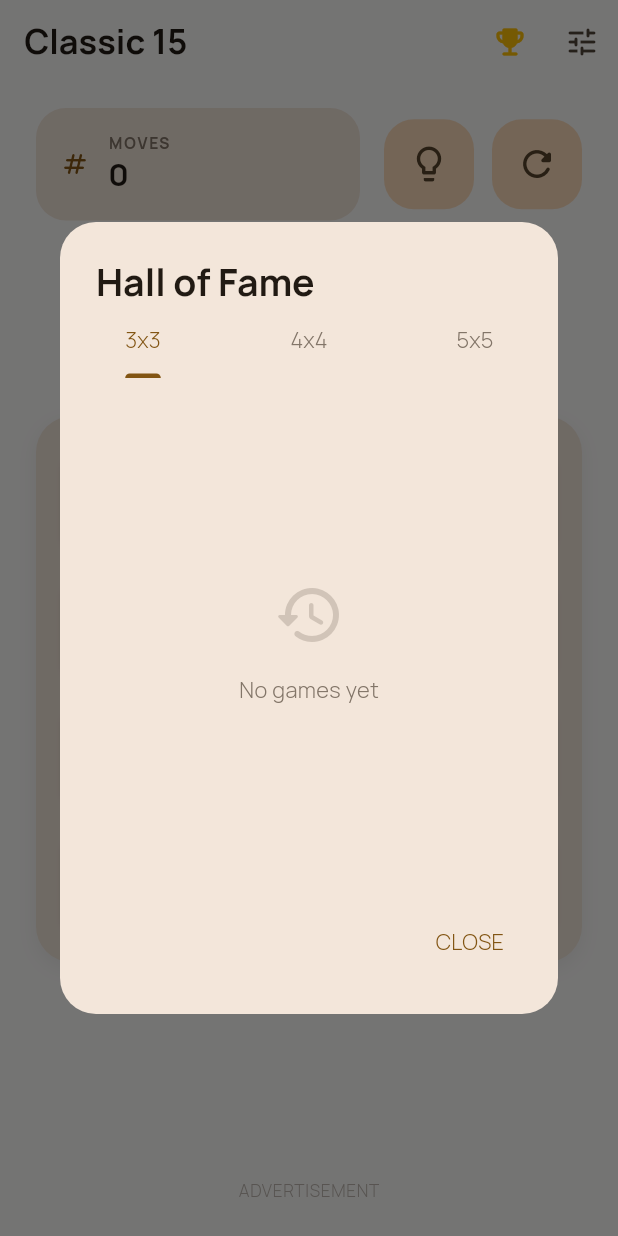
After one commit to Apps-Bay-Limited/classic-15-puzzle, a Flutter app: the screen it shows after launch, after a tap on the "emoji events" icon, on a phone screen of 412 x 824 dp. The commit adds this screen. Run offline on Flutter 3.47's test engine with Material 3 defaults, Android fonts, the phone set to English and light mode, and no system bars; our stand-ins replace google_mobile_ads, in_app_review, package_info_plus, share_plus, shared_preferences; missing offline and left inert: app_tracking_transparency, encrypt; network calls fail; statements that could not run were skipped.

Commit message:
Implement Hall of Fame, A* Hint System, and fix iOS stability issues

```diff
--- a/lib/config/ad_config.dart
+++ b/lib/config/ad_config.dart
@@ -7,7 +7,7 @@ class AdConfig {
     try {
       final String? id = await _channel.invokeMethod('getAdBannerUnitId');
       return id;
-    } on PlatformException {
+    } catch (e) {
       return null;
     }
   }
@@ -16,7 +16,7 @@ class AdConfig {
     try {
       final String? id = await _channel.invokeMethod('getAdOpenUnitId');
       return id;
-    } on PlatformException {
+    } catch (e) {
       return null;
     }
   }
--- /dev/null
+++ b/lib/data/history.dart
@@ -0,0 +1,87 @@
+import 'package:classic_15_puzzle/utils/serializable.dart';
+import 'result.dart';
+
+class GameHistory implements Serializable {
+  final List<Result> log;
+  final Map<int, Result> bestTime;
+  final Map<int, Result> bestMoves;
+
+  GameHistory({
+    required this.log,
+    required this.bestTime,
+    required this.bestMoves,
+  });
+
+  factory GameHistory.empty() => GameHistory(
+        log: [],
+        bestTime: {},
+        bestMoves: {},
+      );
+
+  void addResult(Result result) {
+    // Add to log, keeping only last 100
+    log.insert(0, result);
+    if (log.length > 100) {
+      log.removeLast();
+    }
+
+    // Update best time
+    final currentBestTime = bestTime[result.size];
+    if (currentBestTime == null || result.time < currentBestTime.time) {
+      bestTime[result.size] = result;
+    }
+
+    // Update best moves
+    final currentBestMoves = bestMoves[result.size];
+    if (currentBestMoves == null || result.steps < currentBestMoves.steps) {
+      bestMoves[result.size] = result;
+    }
+  }
+
+  @override
+  void serialize(SerializeOutput output) {
+    output.writeInt(log.length);
+    for (final result in log) {
+      output.writeSerializable(result);
+    }
+
+    output.writeInt(bestTime.length);
+    bestTime.forEach((size, result) {
+      output.writeInt(size);
+      output.writeSerializable(result);
+    });
+
+    output.writeInt(bestMoves.length);
+    bestMoves.forEach((size, result) {
+      output.writeInt(size);
+      output.writeSerializable(result);
+    });
+  }
+}
+
+class GameHistoryDeserializableFactory extends DeserializableHelper<GameHistory> {
+  const GameHistoryDeserializableFactory() : super();
+
+  @override
+  GameHistory deserialize(SerializeInput input) {
+    final logCount = input.readInt();
+    const resultFactory = ResultDeserializableFactory();
+    final log = List<Result>.generate(logCount, (_) => input.readDeserializable(resultFactory));
+
+    final bestTimeCount = input.readInt();
+    final bestTime = <int, Result>{};
+    for (var i = 0; i < bestTimeCount; i++) {
+      final size = input.readInt();
+      bestTime[size] = input.readDeserializable(resultFactory);
+    }
+
+    final bestMovesCount = input.readInt();
+    final bestMoves = <int, Result>{};
+    for (var i = 0; i < bestMovesCount; i++) {
+      final size = input.readInt();
+      bestMoves[size] = input.readDeserializable(resultFactory);
+    }
+
+    return GameHistory(log: log, bestTime: bestTime, bestMoves: bestMoves);
+  }
+}
--- a/lib/data/result.dart
+++ b/lib/data/result.dart
@@ -1,10 +1,39 @@
 import 'package:flutter/foundation.dart';
+import 'package:classic_15_puzzle/utils/serializable.dart';
 
 @immutable
-class Result {
+class Result implements Serializable {
   final int steps;
   final int time;
   final int size;
+  final int timestamp;
 
-  const Result({required this.steps, required this.time, required this.size});
+  const Result({
+    required this.steps,
+    required this.time,
+    required this.size,
+    required this.timestamp,
+  });
+
+  @override
+  void serialize(SerializeOutput output) {
+    output.writeInt(steps);
+    output.writeInt(time);
+    output.writeInt(size);
+    output.writeInt(timestamp);
+  }
 }
+
+class ResultDeserializableFactory extends DeserializableHelper<Result> {
+  const ResultDeserializableFactory() : super();
+
+  @override
+  Result deserialize(SerializeInput input) {
+    return Result(
+      steps: input.readInt(),
+      time: input.readInt(),
+      size: input.readInt(),
+      timestamp: input.readInt(),
+    );
+  }
+}
--- a/lib/domain/game.dart
+++ b/lib/domain/game.dart
@@ -158,6 +158,10 @@ class _GameImpl implements Game {
 
   @override
   Point<int> findChipPositionAfterTap(Board board, {required Point<int> point}) {
+    if (point == board.blank) {
+      return point;
+    }
+
     int dx;
     int dy;
     if (point.x == board.blank.x) {
--- /dev/null
+++ b/lib/domain/solver.dart
@@ -0,0 +1,162 @@
+import 'dart:math';
+import 'package:classic_15_puzzle/data/board.dart';
+
+class PuzzleSolver {
+  static Point<int>? findNextMove(Board board) {
+    if (board.isSolved()) return null;
+
+    final solution = _solve(board);
+    if (solution != null && solution.isNotEmpty) {
+      return solution.first;
+    }
+    return null;
+  }
+
+  static List<Point<int>>? _solve(Board board) {
+    final int size = board.size;
+    final targetState = List<int>.generate(size * size - 1, (i) => i + 1)..add(0);
+
+    final initialState = List<int>.filled(size * size, 0);
+    for (final chip in board.chips) {
+      initialState[chip.currentPoint.y * size + chip.currentPoint.x] = chip.number + 1;
+    }
+    initialState[board.blank.y * size + board.blank.x] = 0;
+
+    final openSet = _PriorityQueue<_Node>();
+    final closedSet = <String>{};
+
+    final startNode = _Node(
+      state: initialState,
+      blankIndex: board.blank.y * size + board.blank.x,
+      g: 0,
+      h: _calculateHeuristic(initialState, size),
+    );
+
+    openSet.add(startNode);
+
+    // Limit search to prevent hangs, especially for 4x4 and 5x5
+    int iterations = 0;
+    const maxIterations = 5000;
+
+    while (openSet.isNotEmpty && iterations < maxIterations) {
+      iterations++;
+      final current = openSet.removeFirst();
+
+      if (_isGoal(current.state, targetState)) {
+        return _reconstructPath(current);
+      }
+
+      closedSet.add(current.state.join(','));
+
+      for (final neighbor in _getNeighbors(current, size)) {
+        if (closedSet.contains(neighbor.state.join(','))) continue;
+        openSet.add(neighbor);
+      }
+    }
+
+    return null;
+  }
+
+  static bool _isGoal(List<int> state, List<int> target) {
+    for (int i = 0; i < state.length; i++) {
+      if (state[i] != target[i]) return false;
+    }
+    return true;
+  }
+
+  static int _calculateHeuristic(List<int> state, int size) {
+    int distance = 0;
+    for (int i = 0; i < state.length; i++) {
+      final value = state[i];
+      if (value == 0) continue;
+
+      final targetX = (value - 1) % size;
+      final targetY = (value - 1) ~/ size;
+      final currentX = i % size;
+      final currentY = i ~/ size;
+
+      distance += (targetX - currentX).abs() + (targetY - currentY).abs();
+    }
+    return distance;
+  }
+
+  static List<_Node> _getNeighbors(_Node node, int size) {
+    final neighbors = <_Node>[];
+    final x = node.blankIndex % size;
+    final y = node.blankIndex ~/ size;
+
+    final moves = [
+      Point(0, 1),  // Down
+      Point(0, -1), // Up
+      Point(1, 0),  // Right
+      Point(-1, 0), // Left
+    ];
+
+    for (final move in moves) {
+      final nx = x + move.x;
+      final ny = y + move.y;
+
+      if (nx >= 0 && nx < size && ny >= 0 && ny < size) {
+        final newBlankIndex = ny * size + nx;
+        final newState = List<int>.from(node.state);
+        newState[node.blankIndex] = newState[newBlankIndex];
+        newState[newBlankIndex] = 0;
+
+        neighbors.add(_Node(
+          state: newState,
+          blankIndex: newBlankIndex,
+          move: Point(nx, ny),
+          parent: node,
+          g: node.g + 1,
+          h: _calculateHeuristic(newState, size),
+        ));
+      }
+    }
+    return neighbors;
+  }
+
+  static List<Point<int>> _reconstructPath(_Node? node) {
+    final path = <Point<int>>[];
+    while (node != null && node.move != null) {
+      path.add(node.move!);
+      node = node.parent;
+    }
+    return path.reversed.toList();
+  }
+}
+
+class _Node implements Comparable<_Node> {
+  final List<int> state;
+  final int blankIndex;
+  final int g;
+  final int h;
+  final Point<int>? move;
+  final _Node? parent;
+
+  _Node({
+    required this.state,
+    required this.blankIndex,
+    required this.g,
+    required this.h,
+    this.move,
+    this.parent,
+  });
+
+  int get f => g + h;
+
+  @override
+  int compareTo(_Node other) => f.compareTo(other.f);
+}
+
+class _PriorityQueue<T extends Comparable<T>> {
+  final List<T> _list = [];
+
+  bool get isNotEmpty => _list.isNotEmpty;
+
+  void add(T element) {
+    _list.add(element);
+    _list.sort();
+  }
+
+  T removeFirst() => _list.removeAt(0);
+}
--- /dev/null
+++ b/lib/widgets/game/hall_of_fame.dart
@@ -0,0 +1,207 @@
+import 'package:classic_15_puzzle/data/history.dart';
+import 'package:classic_15_puzzle/data/result.dart';
+import 'package:classic_15_puzzle/widgets/game/format.dart';
+import 'package:flutter/material.dart';
+
+class HallOfFameDialog extends StatelessWidget {
+  final GameHistory history;
+
+  const HallOfFameDialog({super.key, required this.history});
+
+  @override
+  Widget build(BuildContext context) {
+    final colorScheme = Theme.of(context).colorScheme;
+
+    return DefaultTabController(
+      length: 3,
+      child: AlertDialog(
+        title: const Text("Hall of Fame", style: TextStyle(fontWeight: FontWeight.w800)),
+        contentPadding: EdgeInsets.zero,
+        content: SizedBox(
+          width: double.maxFinite,
+          height: 400,
+          child: Column(
+            children: [
+              TabBar(
+                tabs: const [
+                  Tab(text: "3x3"),
+                  Tab(text: "4x4"),
+                  Tab(text: "5x5"),
+                ],
+                labelColor: colorScheme.primary,
+                unselectedLabelColor: colorScheme.outline,
+                indicatorColor: colorScheme.primary,
+                dividerColor: Colors.transparent,
+              ),
+              Expanded(
+                child: TabBarView(
+                  children: [
+                    _SizeStats(size: 3, history: history),
+                    _SizeStats(size: 4, history: history),
+                    _SizeStats(size: 5, history: history),
+                  ],
+                ),
+              ),
+            ],
+          ),
+        ),
+        actions: [
+          TextButton(
+            onPressed: () => Navigator.of(context).pop(),
+            child: const Text("CLOSE"),
+          ),
+        ],
+      ),
+    );
+  }
+}
+
+class _SizeStats extends StatelessWidget {
+  final int size;
+  final GameHistory history;
+
+  const _SizeStats({required this.size, required this.history});
+
+  @override
+  Widget build(BuildContext context) {
+    final bestTime = history.bestTime[size];
+    final bestMoves = history.bestMoves[size];
+    final recent = history.log.where((r) => r.size == size).toList();
+    final colorScheme = Theme.of(context).colorScheme;
+
+    if (recent.isEmpty) {
+      return Center(
+        child: Column(
+          mainAxisAlignment: MainAxisAlignment.center,
+          children: [
+            Icon(Icons.history_rounded, size: 48, color: colorScheme.outline.withValues(alpha: 0.3)),
+            const SizedBox(height: 16),
+            Text("No games yet", style: TextStyle(color: colorScheme.outline)),
+          ],
+        ),
+      );
+    }
+
+    return ListView(
+      padding: const EdgeInsets.all(16),
+      children: [
+        Row(
+          children: [
+            Expanded(
+              child: _BestCard(
+                label: "BEST TIME",
+                value: bestTime != null ? formatElapsedTime(bestTime.time) : "--",
+                icon: Icons.timer_rounded,
+                color: Colors.amber,
+              ),
+            ),
+            const SizedBox(width: 12),
+            Expanded(
+              child: _BestCard(
+                label: "MIN MOVES",
+                value: bestMoves != null ? "${bestMoves.steps}" : "--",
+                icon: Icons.bolt_rounded,
+                color: Colors.blueGrey,
+              ),
+            ),
+          ],
+        ),
+        const SizedBox(height: 24),
+        Text(
+          "RECENT LOG",
+          style: Theme.of(context).textTheme.labelSmall?.copyWith(
+                letterSpacing: 1.5,
+                fontWeight: FontWeight.w800,
+                color: colorScheme.outline,
+              ),
+        ),
+        const SizedBox(height: 8),
+        ...recent.map((result) => _LogItem(result: result)),
+      ],
+    );
+  }
+}
+
+class _BestCard extends StatelessWidget {
+  final String label;
+  final String value;
+  final IconData icon;
+  final Color color;
+
+  const _BestCard({
+    required this.label,
+    required this.value,
+    required this.icon,
+    required this.color,
+  });
+
+  @override
+  Widget build(BuildContext context) {
+    final colorScheme = Theme.of(context).colorScheme;
+    return Container(
+      padding: const EdgeInsets.all(12),
+      decoration: BoxDecoration(
+        color: color.withValues(alpha: 0.1),
+        borderRadius: BorderRadius.circular(16),
+        border: Border.all(color: color.withValues(alpha: 0.2)),
+      ),
+      child: Column(
+        crossAxisAlignment: CrossAxisAlignment.start,
+        children: [
+          Icon(icon, color: color, size: 20),
+          const SizedBox(height: 8),
+          Text(
+            label,
+            style: TextStyle(fontSize: 9, fontWeight: FontWeight.w800, color: color),
+          ),
+          Text(
+            value,
+            style: TextStyle(fontSize: 16, fontWeight: FontWeight.w700, color: colorScheme.onSurface),
+          ),
+        ],
+      ),
+    );
+  }
+}
+
+class _LogItem extends StatelessWidget {
+  final Result result;
+
+  const _LogItem({required this.result});
+
+  @override
+  Widget build(BuildContext context) {
+    final colorScheme = Theme.of(context).colorScheme;
+    final date = DateTime.fromMillisecondsSinceEpoch(result.timestamp);
+
+    return Container(
+      margin: const EdgeInsets.only(bottom: 8),
+      padding: const EdgeInsets.symmetric(vertical: 8),
+      decoration: BoxDecoration(
+        border: Border(bottom: BorderSide(color: colorScheme.outlineVariant.withValues(alpha: 0.5))),
+      ),
+      child: Row(
+        children: [
+          Column(
+            crossAxisAlignment: CrossAxisAlignment.start,
+            children: [
+              Text(
+                "${date.day}/${date.month} ${date.hour}:${date.minute.toString().padLeft(2, '0')}",
+                style: TextStyle(fontSize: 12, color: colorScheme.outline, fontWeight: FontWeight.w600),
+              ),
+              Text(
+                "${result.steps} moves",
+                style: const TextStyle(fontWeight: FontWeight.w700),
+              ),
+            ],
+          ),
+          const Spacer(),
+          Text(
+            formatElapsedTime(result.time),
+            style: TextStyle(fontWeight: FontWeight.w800, color: colorScheme.primary),
+          ),
+        ],
+      ),
+    );
+  }
+}
--- a/lib/widgets/game/material/page.dart
+++ b/lib/widgets/game/material/page.dart
@@ -3,6 +3,7 @@ import 'dart:ui';
 
 import 'package:classic_15_puzzle/config/ui.dart';
 import 'package:classic_15_puzzle/widgets/game/board.dart';
+import 'package:classic_15_puzzle/widgets/game/hall_of_fame.dart';
 import 'package:classic_15_puzzle/widgets/game/material/sheets.dart';
 import 'package:classic_15_puzzle/widgets/game/presenter/main.dart';
 import 'package:classic_15_puzzle/widgets/util/ads_manager.dart';
@@ -93,6 +94,16 @@ class GameMaterialPageState extends State<GameMaterialPage> {
       actions: [
         IconButton(
           onPressed: () {
+            showDialog(
+              context: context,
+              builder: (context) => HallOfFameDialog(history: presenter.history),
+            );
+          },
+          icon: const Icon(Icons.emoji_events_rounded),
+          color: Colors.amber,
+        ),
+        IconButton(
+          onPressed: () {
             HapticFeedback.selectionClick();
             showModalBottomSheet<void>(
               context: context,
@@ -128,6 +139,14 @@ class GameMaterialPageState extends State<GameMaterialPage> {
                     ),
                   ),
                   const SizedBox(width: 16),
+                  _ActionButton(
+                    icon: Icons.lightbulb_outline_rounded,
+                    onPressed: () {
+                      HapticFeedback.lightImpact();
+                      presenter.hint();
+                    },
+                  ),
+                  const SizedBox(width: 12),
                   _ActionButton(
                     icon: Icons.refresh_rounded,
                     onPressed: () {
@@ -285,7 +304,6 @@ class _ActionButton extends StatelessWidget {
 
   @override
   Widget build(BuildContext context) {
-    final colorScheme = Theme.of(context).colorScheme;
     return IconButton.filledTonal(
       onPressed: onPressed,
       icon: Icon(icon, size: 28),
--- a/lib/widgets/game/presenter/main.dart
+++ b/lib/widgets/game/presenter/main.dart
@@ -1,6 +1,8 @@
 import 'dart:convert';
 import 'dart:math';
 
+import 'package:classic_15_puzzle/data/history.dart';
+import 'package:classic_15_puzzle/domain/solver.dart';
 import 'package:encrypt/encrypt.dart' as encrypt;
 import 'package:classic_15_puzzle/data/board.dart';
 import 'package:classic_15_puzzle/data/result.dart';
@@ -48,6 +50,8 @@ class GamePresenterWidgetState extends State<GamePresenterWidget>
 
   late Board board;
 
+  late GameHistory history;
+
   int steps = 0;
 
   int time = timeStopped;
@@ -58,6 +62,7 @@ class GamePresenterWidgetState extends State<GamePresenterWidget>
     WidgetsBinding.instance.addObserver(this);
 
     board = _createBoard(4);
+    history = GameHistory.empty();
 
     _loadState();
   }
@@ -80,14 +85,18 @@ class GamePresenterWidgetState extends State<GamePresenterWidget>
     int? time;
     int? steps;
     Board? board;
+    GameHistory? history;
 
     try {
       final deserializer = MapSerializeInput(map: jsonMap);
       const boardFactory = BoardDeserializableFactory();
+      const historyFactory = GameHistoryDeserializableFactory();
+
       elapsedTime = deserializer.readInt();
       time = deserializer.readInt();
       steps = deserializer.readInt();
       board = deserializer.readDeserializable(boardFactory);
+      history = deserializer.readDeserializable(historyFactory);
     } catch (e) {
       // Ignored
     }
@@ -113,6 +122,7 @@ class GamePresenterWidgetState extends State<GamePresenterWidget>
       this.time = time ?? timeStopped;
       this.steps = steps ?? 0;
       this.board = board ?? _createBoard(4);
+      this.history = history ?? GameHistory.empty();
     });
   }
 
@@ -155,9 +165,13 @@ class GamePresenterWidgetState extends State<GamePresenterWidget>
   }
 
   void tap({required Point<int> point}) {
+    final prevBoard = board;
+    final nextBoard = game.tap(board, point: point);
+
+    if (prevBoard == nextBoard) return;
 
     setState(() {
-      board = game.tap(board, point: point);
+      board = nextBoard;
 
       if (isPlaying()) {
         // Increment the amount of steps.
@@ -171,14 +185,24 @@ class GamePresenterWidgetState extends State<GamePresenterWidget>
             steps: steps,
             time: now - time,
             size: board.size,
+            timestamp: now,
           );
 
+          history.addResult(result);
           widget.onSolve?.call(result);
 
           stop();
         }
       }
     });
+  }
+
+  void hint() {
+    if (!isPlaying()) return;
+    final nextMove = PuzzleSolver.findNextMove(board);
+    if (nextMove != null) {
+      tap(point: nextMove);
+    }
   }
 
   /// Resets the board, keeping the `isPlaying` state
@@ -237,6 +261,7 @@ class GamePresenterWidgetState extends State<GamePresenterWidget>
     serializer.writeInt(time);
     serializer.writeInt(steps);
     serializer.writeSerializable(board);
+    serializer.writeSerializable(history);
 
     final plainText = serializer.toJsonString();
     final encryptedText = _encrypter.encrypt(plainText, iv: _salsaIv).base64;
--- a/lib/widgets/util/ads_manager.dart
+++ b/lib/widgets/util/ads_manager.dart
@@ -9,8 +9,12 @@ class AdsManager {
   static String? _openAdUnitID;
 
   static Future<void> initialize() async {
-    _bannerAdUnitId = await AdConfig.bannerAdUnitId;
-    _openAdUnitID = await AdConfig.openAdUnitId;
+    try {
+      _bannerAdUnitId = await AdConfig.bannerAdUnitId;
+      _openAdUnitID = await AdConfig.openAdUnitId;
+    } catch (e) {
+      debugPrint("AdsManager initialization failed: $e");
+    }
     debugPrint("AdsManager initialized: banner=$_bannerAdUnitId, open=$_openAdUnitID");
   }
 
```
Also changed, not shown: lib/widgets/game/material/sheets.dart (+7 -5 lines), 2 other files.
